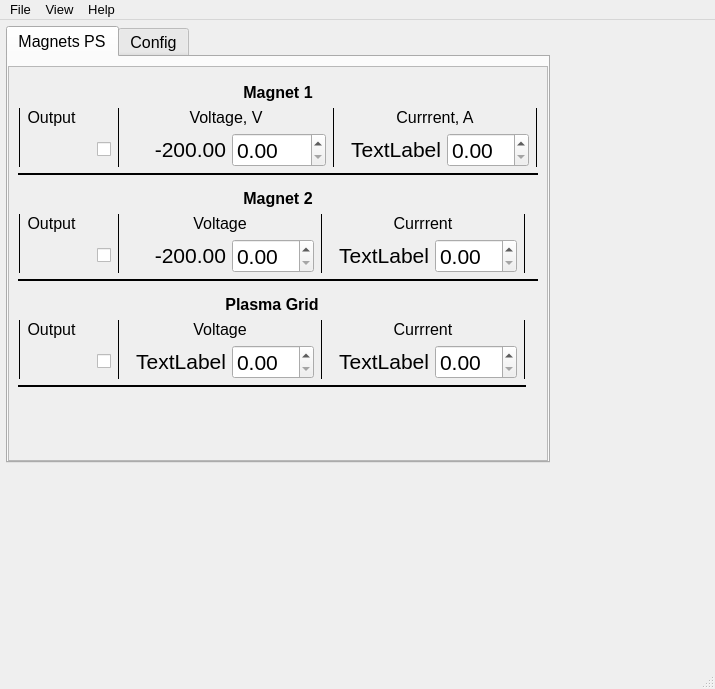
The window that Magnets_UI.ui (salinsalins/TDKLambda) describes before a commit, drawn with Qt 5.
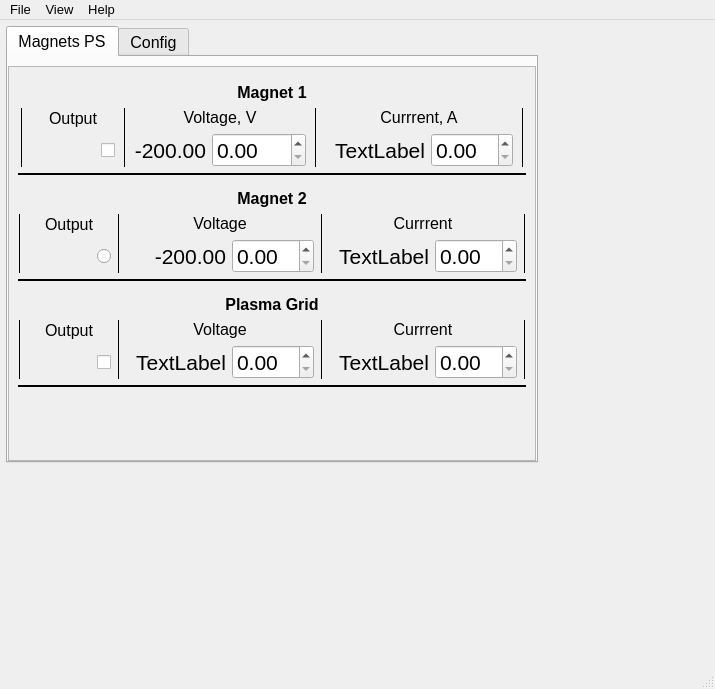
The same window after the commit. Icons and pictures are not drawn.

The edit to the form file:
```diff
--- a/Magnets_UI.ui
+++ b/Magnets_UI.ui
@@ -69,7 +69,7 @@
     <item>
      <widget class="QTabWidget" name="tabWidget">
       <property name="sizePolicy">
-       <sizepolicy hsizetype="MinimumExpanding" vsizetype="Expanding">
+       <sizepolicy hsizetype="Preferred" vsizetype="Preferred">
         <horstretch>0</horstretch>
         <verstretch>0</verstretch>
        </sizepolicy>
@@ -106,7 +106,7 @@
         <item>
          <widget class="QScrollArea" name="scrollArea">
           <property name="sizePolicy">
-           <sizepolicy hsizetype="MinimumExpanding" vsizetype="Minimum">
+           <sizepolicy hsizetype="Preferred" vsizetype="Preferred">
             <horstretch>0</horstretch>
             <verstretch>0</verstretch>
            </sizepolicy>
@@ -127,7 +127,7 @@
             <item>
              <widget class="QFrame" name="frame_16">
               <property name="sizePolicy">
-               <sizepolicy hsizetype="Preferred" vsizetype="Fixed">
+               <sizepolicy hsizetype="Preferred" vsizetype="Preferred">
                 <horstretch>0</horstretch>
                 <verstretch>0</verstretch>
                </sizepolicy>
@@ -157,7 +157,7 @@
                   <bool>true</bool>
                  </property>
                  <property name="sizePolicy">
-                  <sizepolicy hsizetype="Preferred" vsizetype="Fixed">
+                  <sizepolicy hsizetype="Preferred" vsizetype="Preferred">
                    <horstretch>0</horstretch>
                    <verstretch>0</verstretch>
                   </sizepolicy>
@@ -179,7 +179,7 @@
                <item>
                 <widget class="QFrame" name="frame_19">
                  <property name="sizePolicy">
-                  <sizepolicy hsizetype="Preferred" vsizetype="Fixed">
+                  <sizepolicy hsizetype="Preferred" vsizetype="Preferred">
                    <horstretch>0</horstretch>
                    <verstretch>0</verstretch>
                   </sizepolicy>
@@ -206,7 +206,7 @@
                   <item>
                    <widget class="QFrame" name="frame_18">
                     <property name="sizePolicy">
-                     <sizepolicy hsizetype="Preferred" vsizetype="Fixed">
+                     <sizepolicy hsizetype="Preferred" vsizetype="Preferred">
                       <horstretch>0</horstretch>
                       <verstretch>0</verstretch>
                      </sizepolicy>
@@ -232,6 +232,12 @@
                      </property>
                      <item>
                       <widget class="Line" name="line_14">
+                       <property name="sizePolicy">
+                        <sizepolicy hsizetype="Preferred" vsizetype="Preferred">
+                         <horstretch>0</horstretch>
+                         <verstretch>0</verstretch>
+                        </sizepolicy>
+                       </property>
                        <property name="frameShadow">
                         <enum>QFrame::Plain</enum>
                        </property>
@@ -243,7 +249,7 @@
                      <item>
                       <widget class="QFrame" name="frame_20">
                        <property name="sizePolicy">
-                        <sizepolicy hsizetype="Fixed" vsizetype="Fixed">
+                        <sizepolicy hsizetype="Preferred" vsizetype="Preferred">
                          <horstretch>0</horstretch>
                          <verstretch>0</verstretch>
                         </sizepolicy>
@@ -270,7 +276,7 @@
                         <item>
                          <widget class="QLabel" name="label_60">
                           <property name="sizePolicy">
-                           <sizepolicy hsizetype="Fixed" vsizetype="Fixed">
+                           <sizepolicy hsizetype="Preferred" vsizetype="Preferred">
                             <horstretch>0</horstretch>
                             <verstretch>0</verstretch>
                            </sizepolicy>
@@ -286,7 +292,7 @@
                         <item>
                          <widget class="QFrame" name="frame_22">
                           <property name="sizePolicy">
-                           <sizepolicy hsizetype="Expanding" vsizetype="Fixed">
+                           <sizepolicy hsizetype="Preferred" vsizetype="Preferred">
                             <horstretch>0</horstretch>
                             <verstretch>0</verstretch>
                            </sizepolicy>
@@ -316,7 +322,7 @@
                               <bool>true</bool>
                              </property>
                              <property name="sizePolicy">
-                              <sizepolicy hsizetype="Fixed" vsizetype="Fixed">
+                              <sizepolicy hsizetype="Preferred" vsizetype="Preferred">
                                <horstretch>0</horstretch>
                                <verstretch>0</verstretch>
                               </sizepolicy>
@@ -368,7 +374,7 @@
                               <bool>true</bool>
                              </property>
                              <property name="sizePolicy">
-                              <sizepolicy hsizetype="Fixed" vsizetype="Fixed">
+                              <sizepolicy hsizetype="Preferred" vsizetype="Preferred">
                                <horstretch>0</horstretch>
                                <verstretch>0</verstretch>
                               </sizepolicy>
@@ -391,6 +397,12 @@
                      </item>
                      <item>
                       <widget class="Line" name="line_8">
+                       <property name="sizePolicy">
+                        <sizepolicy hsizetype="Preferred" vsizetype="Preferred">
+                         <horstretch>0</horstretch>
+                         <verstretch>0</verstretch>
+                        </sizepolicy>
+                       </property>
                        <property name="frameShadow">
                         <enum>QFrame::Plain</enum>
                        </property>
@@ -402,7 +414,7 @@
                      <item>
                       <widget class="QFrame" name="frame_23">
                        <property name="sizePolicy">
-                        <sizepolicy hsizetype="Preferred" vsizetype="Fixed">
+                        <sizepolicy hsizetype="Preferred" vsizetype="Preferred">
                          <horstretch>0</horstretch>
                          <verstretch>0</verstretch>
                         </sizepolicy>
@@ -429,7 +441,7 @@
                         <item>
                          <widget class="QLabel" name="label_62">
                           <property name="sizePolicy">
-                           <sizepolicy hsizetype="Minimum" vsizetype="Preferred">
+                           <sizepolicy hsizetype="Preferred" vsizetype="Preferred">
                             <horstretch>0</horstretch>
                             <verstretch>0</verstretch>
                            </sizepolicy>
@@ -445,7 +457,7 @@
                         <item>
                          <widget class="QFrame" name="frame_24">
                           <property name="sizePolicy">
-                           <sizepolicy hsizetype="Preferred" vsizetype="Fixed">
+                           <sizepolicy hsizetype="Preferred" vsizetype="Preferred">
                             <horstretch>0</horstretch>
                             <verstretch>0</verstretch>
                            </sizepolicy>
@@ -475,14 +487,14 @@
                               <bool>true</bool>
                              </property>
                              <property name="sizePolicy">
-                              <sizepolicy hsizetype="Minimum" vsizetype="Fixed">
+                              <sizepolicy hsizetype="Preferred" vsizetype="Preferred">
                                <horstretch>0</horstretch>
                                <verstretch>0</verstretch>
                               </sizepolicy>
                              </property>
                              <property name="minimumSize">
                               <size>
-                               <width>100</width>
+                               <width>0</width>
                                <height>0</height>
                               </size>
                              </property>
@@ -511,7 +523,7 @@
                               <bool>true</bool>
                              </property>
                              <property name="sizePolicy">
-                              <sizepolicy hsizetype="Preferred" vsizetype="Fixed">
+                              <sizepolicy hsizetype="Preferred" vsizetype="Preferred">
                                <horstretch>0</horstretch>
                                <verstretch>0</verstretch>
                               </sizepolicy>
@@ -549,6 +561,12 @@
                      </item>
                      <item>
                       <widget class="Line" name="line_9">
+                       <property name="sizePolicy">
+                        <sizepolicy hsizetype="Preferred" vsizetype="Preferred">
+                         <horstretch>0</horstretch>
+                         <verstretch>0</verstretch>
+                        </sizepolicy>
+                       </property>
                        <property name="frameShadow">
                         <enum>QFrame::Plain</enum>
                        </property>
@@ -587,7 +605,7 @@
                         <item>
                          <widget class="QLabel" name="label_64">
                           <property name="sizePolicy">
-                           <sizepolicy hsizetype="Minimum" vsizetype="Preferred">
+                           <sizepolicy hsizetype="Preferred" vsizetype="Preferred">
                             <horstretch>0</horstretch>
                             <verstretch>0</verstretch>
                            </sizepolicy>
@@ -630,7 +648,7 @@
                            <item>
                             <widget class="QLabel" name="label_65">
                              <property name="sizePolicy">
-                              <sizepolicy hsizetype="Minimum" vsizetype="Fixed">
+                              <sizepolicy hsizetype="Preferred" vsizetype="Preferred">
                                <horstretch>0</horstretch>
                                <verstretch>0</verstretch>
                               </sizepolicy>
@@ -663,7 +681,7 @@
                            <item>
                             <widget class="QDoubleSpinBox" name="doubleSpinBox_21">
                              <property name="sizePolicy">
-                              <sizepolicy hsizetype="Fixed" vsizetype="Fixed">
+                              <sizepolicy hsizetype="Preferred" vsizetype="Preferred">
                                <horstretch>0</horstretch>
                                <verstretch>0</verstretch>
                               </sizepolicy>
@@ -686,6 +704,12 @@
                      </item>
                      <item>
                       <widget class="Line" name="line_15">
+                       <property name="sizePolicy">
+                        <sizepolicy hsizetype="Preferred" vsizetype="Preferred">
+                         <horstretch>0</horstretch>
+                         <verstretch>0</verstretch>
+                        </sizepolicy>
+                       </property>
                        <property name="frameShadow">
                         <enum>QFrame::Plain</enum>
                        </property>
@@ -703,7 +727,7 @@
                <item>
                 <widget class="Line" name="line_7">
                  <property name="sizePolicy">
-                  <sizepolicy hsizetype="Minimum" vsizetype="Fixed">
+                  <sizepolicy hsizetype="Preferred" vsizetype="Preferred">
                    <horstretch>0</horstretch>
                    <verstretch>0</verstretch>
                   </sizepolicy>
@@ -722,7 +746,7 @@
                <item>
                 <widget class="QFrame" name="frame_70">
                  <property name="sizePolicy">
-                  <sizepolicy hsizetype="Preferred" vsizetype="Fixed">
+                  <sizepolicy hsizetype="Preferred" vsizetype="Preferred">
                    <horstretch>0</horstretch>
                    <verstretch>0</verstretch>
                   </sizepolicy>
@@ -749,7 +773,7 @@
                   <item>
                    <widget class="QLabel" name="label_107">
                     <property name="sizePolicy">
-                     <sizepolicy hsizetype="Preferred" vsizetype="Fixed">
+                     <sizepolicy hsizetype="Preferred" vsizetype="Preferred">
                       <horstretch>0</horstretch>
                       <verstretch>0</verstretch>
                      </sizepolicy>
@@ -771,7 +795,7 @@
                   <item>
                    <widget class="QFrame" name="frame_71">
                     <property name="sizePolicy">
-                     <sizepolicy hsizetype="Preferred" vsizetype="Fixed">
+                     <sizepolicy hsizetype="Preferred" vsizetype="Preferred">
                       <horstretch>0</horstretch>
                       <verstretch>0</verstretch>
                      </sizepolicy>
@@ -798,7 +822,7 @@
                      <item>
                       <widget class="QFrame" name="frame_72">
                        <property name="sizePolicy">
-                        <sizepolicy hsizetype="Fixed" vsizetype="Fixed">
+                        <sizepolicy hsizetype="Preferred" vsizetype="Preferred">
                          <horstretch>0</horstretch>
                          <verstretch>0</verstretch>
                         </sizepolicy>
@@ -835,7 +859,7 @@
                         <item>
                          <widget class="QFrame" name="frame_73">
                           <property name="sizePolicy">
-                           <sizepolicy hsizetype="Fixed" vsizetype="Fixed">
+                           <sizepolicy hsizetype="Preferred" vsizetype="Preferred">
                             <horstretch>0</horstretch>
                             <verstretch>0</verstretch>
                            </sizepolicy>
@@ -862,7 +886,7 @@
                            <item>
                             <widget class="QLabel" name="label_108">
                              <property name="sizePolicy">
-                              <sizepolicy hsizetype="Fixed" vsizetype="Fixed">
+                              <sizepolicy hsizetype="Preferred" vsizetype="Preferred">
                                <horstretch>0</horstretch>
                                <verstretch>0</verstretch>
                               </sizepolicy>
@@ -878,7 +902,7 @@
                            <item>
                             <widget class="QFrame" name="frame_74">
                              <property name="sizePolicy">
-                              <sizepolicy hsizetype="Expanding" vsizetype="Fixed">
+                              <sizepolicy hsizetype="Preferred" vsizetype="Preferred">
                                <horstretch>0</horstretch>
                                <verstretch>0</verstretch>
                               </sizepolicy>
@@ -908,7 +932,7 @@
                                  <bool>true</bool>
                                 </property>
                                 <property name="sizePolicy">
-                                 <sizepolicy hsizetype="Fixed" vsizetype="Fixed">
+                                 <sizepolicy hsizetype="Preferred" vsizetype="Preferred">
                                   <horstretch>0</horstretch>
                                   <verstretch>0</verstretch>
                                  </sizepolicy>
@@ -955,9 +979,9 @@
                                </widget>
                               </item>
                               <item>
-                               <widget class="QCheckBox" name="checkBox_47">
+                               <widget class="QRadioButton" name="radioButton_47">
                                 <property name="sizePolicy">
-                                 <sizepolicy hsizetype="Fixed" vsizetype="Fixed">
+                                 <sizepolicy hsizetype="Preferred" vsizetype="Preferred">
                                   <horstretch>0</horstretch>
                                   <verstretch>0</verstretch>
                                  </sizepolicy>
@@ -988,7 +1012,7 @@
                         <item>
                          <widget class="QFrame" name="frame_75">
                           <property name="sizePolicy">
-                           <sizepolicy hsizetype="Fixed" vsizetype="Preferred">
+                           <sizepolicy hsizetype="Preferred" vsizetype="Preferred">
                             <horstretch>0</horstretch>
                             <verstretch>0</verstretch>
                            </sizepolicy>
@@ -1031,7 +1055,7 @@
                            <item>
                             <widget class="QFrame" name="frame_76">
                              <property name="sizePolicy">
-                              <sizepolicy hsizetype="Fixed" vsizetype="Preferred">
+                              <sizepolicy hsizetype="Preferred" vsizetype="Preferred">
                                <horstretch>0</horstretch>
                                <verstretch>0</verstretch>
                               </sizepolicy>
@@ -1058,7 +1082,7 @@
                               <item>
                                <widget class="QLabel" name="label_110">
                                 <property name="sizePolicy">
-                                 <sizepolicy hsizetype="Minimum" vsizetype="Fixed">
+                                 <sizepolicy hsizetype="Preferred" vsizetype="Preferred">
                                   <horstretch>0</horstretch>
                                   <verstretch>0</verstretch>
                                  </sizepolicy>
@@ -1128,7 +1152,7 @@
                         <item>
                          <widget class="QFrame" name="frame_77">
                           <property name="sizePolicy">
-                           <sizepolicy hsizetype="Fixed" vsizetype="Preferred">
+                           <sizepolicy hsizetype="Preferred" vsizetype="Preferred">
                             <horstretch>0</horstretch>
                             <verstretch>0</verstretch>
                            </sizepolicy>
@@ -1171,7 +1195,7 @@
                            <item>
                             <widget class="QFrame" name="frame_78">
                              <property name="sizePolicy">
-                              <sizepolicy hsizetype="Fixed" vsizetype="Preferred">
+                              <sizepolicy hsizetype="Preferred" vsizetype="Preferred">
                                <horstretch>0</horstretch>
                                <verstretch>0</verstretch>
                               </sizepolicy>
@@ -1198,7 +1222,7 @@
                               <item>
                                <widget class="QLabel" name="label_112">
                                 <property name="sizePolicy">
-                                 <sizepolicy hsizetype="Minimum" vsizetype="Fixed">
+                                 <sizepolicy hsizetype="Preferred" vsizetype="Preferred">
                                   <horstretch>0</horstretch>
                                   <verstretch>0</verstretch>
                                  </sizepolicy>
@@ -1274,7 +1298,7 @@
                   <item>
                    <widget class="Line" name="line_37">
                     <property name="sizePolicy">
-                     <sizepolicy hsizetype="Expanding" vsizetype="Fixed">
+                     <sizepolicy hsizetype="Preferred" vsizetype="Preferred">
                       <horstretch>0</horstretch>
                       <verstretch>0</verstretch>
                      </sizepolicy>
@@ -1293,7 +1317,7 @@
                   <item>
                    <widget class="QFrame" name="frame_61">
                     <property name="sizePolicy">
-                     <sizepolicy hsizetype="Fixed" vsizetype="Fixed">
+                     <sizepolicy hsizetype="Preferred" vsizetype="Preferred">
                       <horstretch>0</horstretch>
                       <verstretch>0</verstretch>
                      </sizepolicy>
@@ -1342,7 +1366,7 @@
                      <item>
                       <widget class="QFrame" name="frame_62">
                        <property name="sizePolicy">
-                        <sizepolicy hsizetype="Preferred" vsizetype="Fixed">
+                        <sizepolicy hsizetype="Preferred" vsizetype="Preferred">
                          <horstretch>0</horstretch>
                          <verstretch>0</verstretch>
                         </sizepolicy>
@@ -1369,7 +1393,7 @@
                         <item>
                          <widget class="QFrame" name="frame_63">
                           <property name="sizePolicy">
-                           <sizepolicy hsizetype="Fixed" vsizetype="Fixed">
+                           <sizepolicy hsizetype="Preferred" vsizetype="Preferred">
                             <horstretch>0</horstretch>
                             <verstretch>0</verstretch>
                            </sizepolicy>
@@ -1406,7 +1430,7 @@
                            <item>
                             <widget class="QFrame" name="frame_64">
                              <property name="sizePolicy">
-                              <sizepolicy hsizetype="Fixed" vsizetype="Fixed">
+                              <sizepolicy hsizetype="Preferred" vsizetype="Preferred">
                                <horstretch>0</horstretch>
                                <verstretch>0</verstretch>
                               </sizepolicy>
@@ -1433,7 +1457,7 @@
                               <item>
                                <widget class="QLabel" name="label_102">
                                 <property name="sizePolicy">
-                                 <sizepolicy hsizetype="Fixed" vsizetype="Fixed">
+                                 <sizepolicy hsizetype="Preferred" vsizetype="Preferred">
                                   <horstretch>0</horstretch>
                                   <verstretch>0</verstretch>
                                  </sizepolicy>
@@ -1449,7 +1473,7 @@
                               <item>
                                <widget class="QFrame" name="frame_65">
                                 <property name="sizePolicy">
-                                 <sizepolicy hsizetype="Expanding" vsizetype="Fixed">
+                                 <sizepolicy hsizetype="Preferred" vsizetype="Preferred">
                                   <horstretch>0</horstretch>
                                   <verstretch>0</verstretch>
                                  </sizepolicy>
@@ -1479,7 +1503,7 @@
                                     <bool>true</bool>
                                    </property>
                                    <property name="sizePolicy">
-                                    <sizepolicy hsizetype="Fixed" vsizetype="Fixed">
+                                    <sizepolicy hsizetype="Preferred" vsizetype="Preferred">
                                      <horstretch>0</horstretch>
                                      <verstretch>0</verstretch>
                                     </sizepolicy>
@@ -1528,7 +1552,7 @@
                                  <item>
                                   <widget class="QCheckBox" name="checkBox_45">
                                    <property name="sizePolicy">
-                                    <sizepolicy hsizetype="Fixed" vsizetype="Fixed">
+                                    <sizepolicy hsizetype="Preferred" vsizetype="Preferred">
                                      <horstretch>0</horstretch>
                                      <verstretch>0</verstretch>
                                     </sizepolicy>
@@ -1559,7 +1583,7 @@
                            <item>
                             <widget class="QFrame" name="frame_66">
                              <property name="sizePolicy">
-                              <sizepolicy hsizetype="Fixed" vsizetype="Preferred">
+                              <sizepolicy hsizetype="Preferred" vsizetype="Preferred">
                                <horstretch>0</horstretch>
                                <verstretch>0</verstretch>
                               </sizepolicy>
@@ -1602,7 +1626,7 @@
                               <item>
                                <widget class="QFrame" name="frame_67">
                                 <property name="sizePolicy">
-                                 <sizepolicy hsizetype="Fixed" vsizetype="Preferred">
+                                 <sizepolicy hsizetype="Preferred" vsizetype="Preferred">
                                   <horstretch>0</horstretch>
                                   <verstretch>0</verstretch>
                                  </sizepolicy>
@@ -1629,7 +1653,7 @@
                                  <item>
                                   <widget class="QLabel" name="label_104">
                                    <property name="sizePolicy">
-                                    <sizepolicy hsizetype="Minimum" vsizetype="Fixed">
+                                    <sizepolicy hsizetype="Preferred" vsizetype="Preferred">
                                      <horstretch>0</horstretch>
                                      <verstretch>0</verstretch>
                                     </sizepolicy>
@@ -1699,7 +1723,7 @@
                            <item>
                             <widget class="QFrame" name="frame_68">
                              <property name="sizePolicy">
-                              <sizepolicy hsizetype="Fixed" vsizetype="Preferred">
+                              <sizepolicy hsizetype="Preferred" vsizetype="Preferred">
                                <horstretch>0</horstretch>
                                <verstretch>0</verstretch>
                               </sizepolicy>
@@ -1742,7 +1766,7 @@
                               <item>
                                <widget class="QFrame" name="frame_69">
                                 <property name="sizePolicy">
-                                 <sizepolicy hsizetype="Fixed" vsizetype="Preferred">
+                                 <sizepolicy hsizetype="Preferred" vsizetype="Preferred">
                                   <horstretch>0</horstretch>
                                   <verstretch>0</verstretch>
                                  </sizepolicy>
@@ -1769,7 +1793,7 @@
                                  <item>
                                   <widget class="QLabel" name="label_106">
                                    <property name="sizePolicy">
-                                    <sizepolicy hsizetype="Minimum" vsizetype="Fixed">
+                                    <sizepolicy hsizetype="Preferred" vsizetype="Preferred">
                                      <horstretch>0</horstretch>
                                      <verstretch>0</verstretch>
                                     </sizepolicy>
```
Left out of the diff: 68 changed lines with no effect on the pictures.
